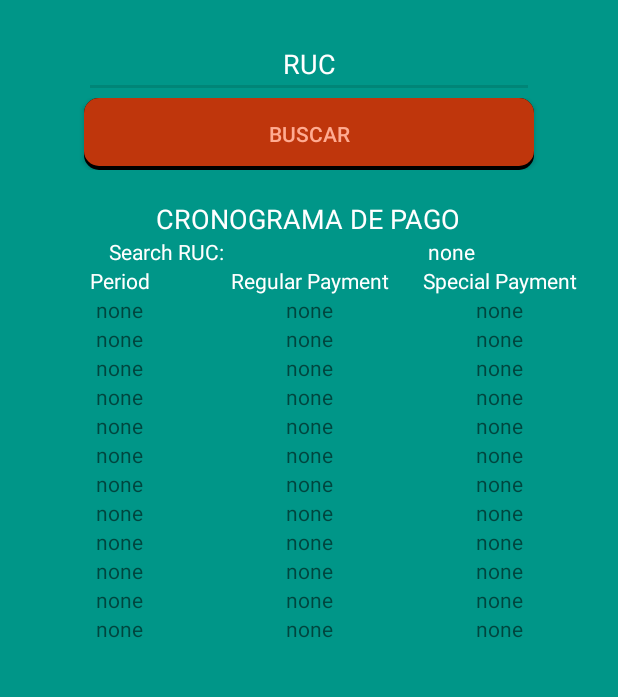
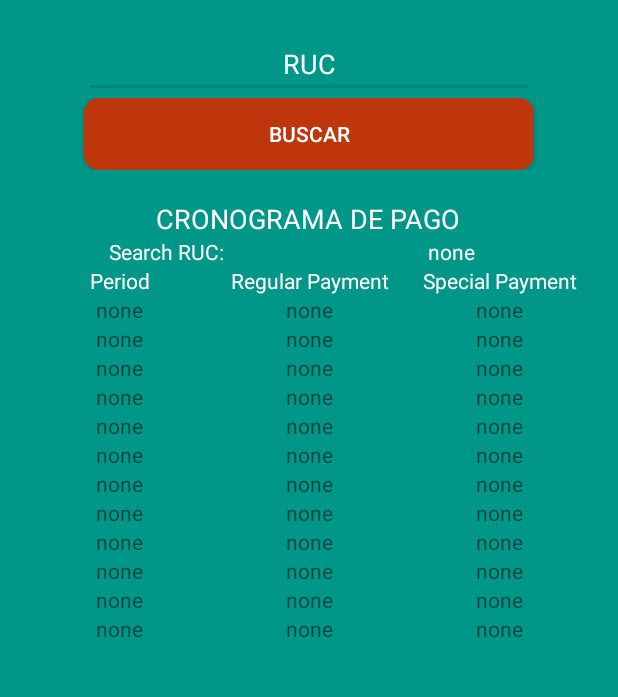
Before and after one commit to doapps/IGVPeru, an Android app: the PaymentActivity screen opened directly, with no data from a screen before it, on a phone screen of 412 x 824 dp, the part 149-846 px from its top. Run offline under Robolectric (Android 15) with nearby library versions, the light colour scheme and no system bars.

Commit message:
calculator finished change colors

```diff
--- a/app/src/main/res/drawable/selector_btn_red.xml
+++ b/app/src/main/res/drawable/selector_btn_red.xml
@@ -8,15 +8,17 @@
             <item>
                 <shape android:shape="rectangle">
                     <corners android:radius="10dp" />
-                    <solid android:color="@color/cayenne" />
+                    <solid android:color="@color/deep_orange_800" />
                 </shape>
             </item>
+            <!--
             <item android:bottom="5dp">
                 <shape android:shape="rectangle">
                     <corners android:radius="10dp" />
                     <solid android:color="@color/rojo_alizarin" />
                 </shape>
             </item>
+            -->
         </layer-list>
     </item>
 
@@ -26,15 +28,17 @@
             <item>
                 <shape android:shape="rectangle">
                     <corners android:radius="10dp" />
-                    <solid android:color="@color/black" />
+                    <solid android:color="@color/deep_orange_900" />
                 </shape>
             </item>
+            <!--
             <item android:bottom="3dp">
                 <shape android:shape="rectangle">
                     <corners android:radius="10dp" />
                     <solid android:color="@color/deep_orange_900" />
                 </shape>
             </item>
+            -->
         </layer-list>
     </item>
 </selector>
--- a/app/src/main/res/layout/activity_payment__schedule.xml
+++ b/app/src/main/res/layout/activity_payment__schedule.xml
@@ -51,8 +51,7 @@
                     android:textColor="@color/white"
                     android:textColorHint="@color/white"
                     android:layout_marginRight="40dp"
-                    android:layout_marginLeft="40dp"
-                    />
+                    android:layout_marginLeft="40dp"/>
 
             </LinearLayout>
 
@@ -70,7 +69,7 @@
                         android:gravity="center"
                         android:background="@drawable/selector_btn_red"
                         android:text="BUSCAR"
-                        android:textColor="@color/deep_orange_200"
+                        android:textColor="@color/white"
                         android:layout_marginRight="40dp"
                         android:layout_marginLeft="40dp"/>
 
```
Also changed, not shown: app/src/main/res/drawable/input_disign.xml (added, +14 -0 lines).
